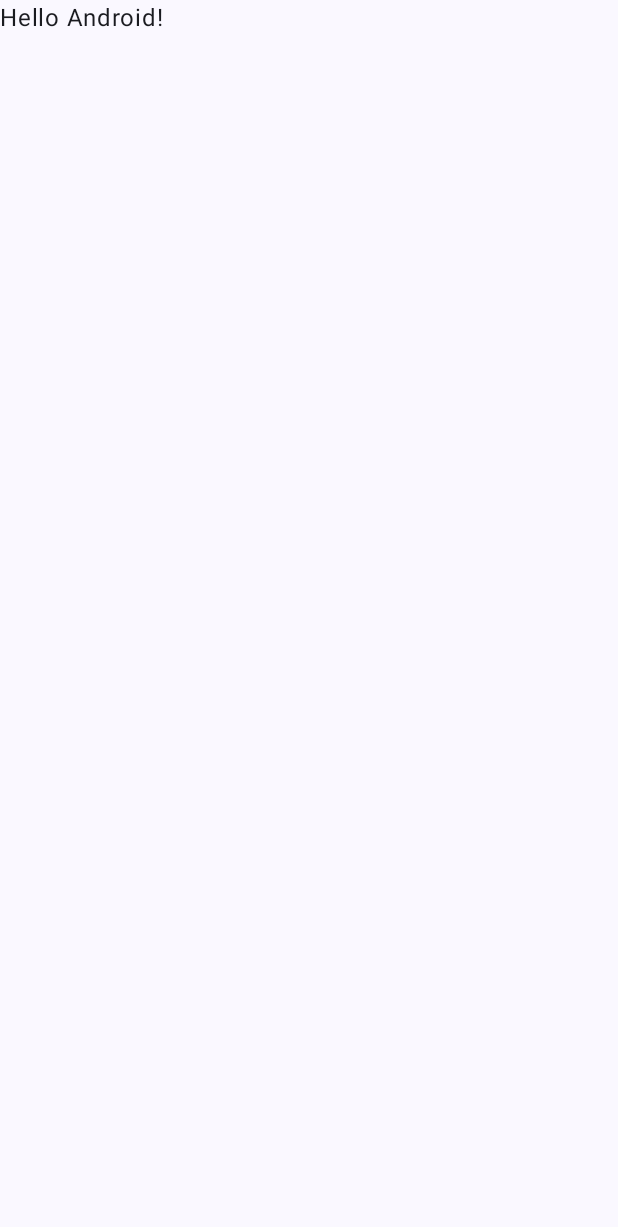
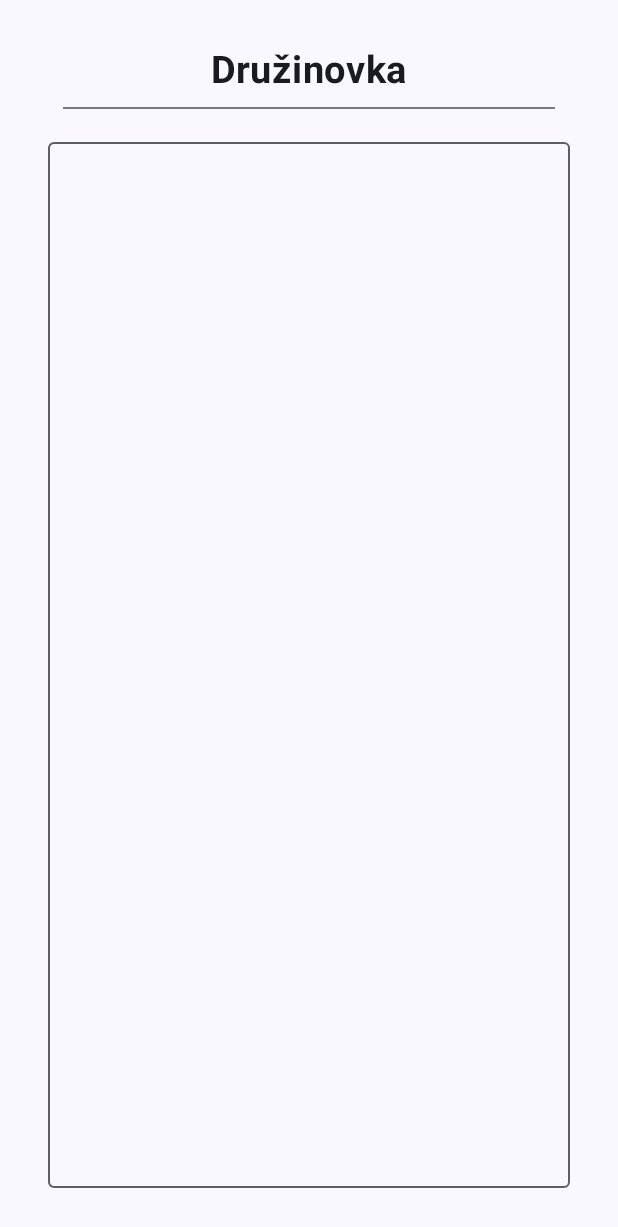
Before and after one commit to hafihaf123/radca, an Android app built with Jetpack Compose: the screen it shows after launch (MainActivity), on a phone screen of 412 x 824 dp. Before the commit the part shown is almost empty. Shown: the top 1227 px of the screen. Run offline under Robolectric (Android 15) with nearby library versions, the phone set to English and light mode, and no system bars.

Commit message:
DruzinovkaScreen added Navigation added
TODO: save druzContent with SharedPreferences
      add MoreButton
      add new screens (Settings, ...)

```diff
--- a/app/build.gradle.kts
+++ b/app/build.gradle.kts
@@ -5,7 +5,7 @@ plugins {
 
 android {
     namespace = "com.hafihaf.radca"
-    compileSdk = 33
+    compileSdk = 34
 
     defaultConfig {
         applicationId = "com.hafihaf.radca"
@@ -60,6 +60,7 @@ dependencies {
     implementation("androidx.compose.ui:ui-graphics")
     implementation("androidx.compose.ui:ui-tooling-preview")
     implementation("androidx.compose.material3:material3")
+    implementation("androidx.navigation:navigation-compose:2.7.5")
     testImplementation("junit:junit:4.13.2")
     androidTestImplementation("androidx.test.ext:junit:1.1.5")
     androidTestImplementation("androidx.test.espresso:espresso-core:3.5.1")
--- /dev/null
+++ b/app/src/main/java/com/hafihaf/radca/DruzinovkaScreen.kt
@@ -0,0 +1,56 @@
+package com.hafihaf.radca
+
+import androidx.compose.foundation.layout.Box
+import androidx.compose.foundation.layout.Column
+import androidx.compose.foundation.layout.fillMaxSize
+import androidx.compose.foundation.layout.fillMaxWidth
+import androidx.compose.foundation.layout.padding
+import androidx.compose.runtime.Composable
+import androidx.compose.runtime.getValue
+import androidx.compose.runtime.mutableStateOf
+import androidx.compose.runtime.saveable.rememberSaveable
+import androidx.compose.runtime.setValue
+import androidx.compose.ui.Modifier
+import androidx.compose.ui.res.stringResource
+import androidx.compose.ui.tooling.preview.Preview
+import androidx.compose.ui.unit.dp
+import com.hafihaf.radca.ui.InputBlock
+import com.hafihaf.radca.ui.Nadpis
+import com.hafihaf.radca.ui.theme.RadcaTheme
+
+@Composable
+fun DruzinovkaScreen(/*navController: NavController*/) {
+    var druzContent by rememberSaveable { mutableStateOf("") }
+
+    Box (
+        modifier = Modifier
+            .fillMaxSize()
+            .padding(32.dp)
+    ) {
+        Column {
+            Nadpis(
+                modifier = Modifier
+                    .padding(bottom = 12.dp)
+                    .fillMaxWidth(),
+                text = stringResource(R.string.druzinovka)
+            )
+
+            InputBlock(
+                modifier = Modifier
+                    .weight(1f)
+                    .fillMaxWidth(),
+                text = druzContent,
+                onTextChange = { druzContent = it }
+            )
+        }
+        /* MoreButton */
+    }
+}
+
+@Preview(showBackground = true)
+@Composable
+fun DruzinovkaScreenPreview() {
+    RadcaTheme {
+        DruzinovkaScreen()
+    }
+}
--- a/app/src/main/java/com/hafihaf/radca/MainActivity.kt
+++ b/app/src/main/java/com/hafihaf/radca/MainActivity.kt
@@ -6,7 +6,6 @@ import androidx.activity.compose.setContent
 import androidx.compose.foundation.layout.fillMaxSize
 import androidx.compose.material3.MaterialTheme
 import androidx.compose.material3.Surface
-import androidx.compose.material3.Text
 import androidx.compose.runtime.Composable
 import androidx.compose.ui.Modifier
 import androidx.compose.ui.tooling.preview.Preview
@@ -22,13 +21,15 @@ class MainActivity : ComponentActivity() {
                     modifier = Modifier.fillMaxSize(),
                     color = MaterialTheme.colorScheme.background
                 ) {
-                    Greeting("Android")
+//                    Greeting("Android")
+                    Navigation()
                 }
             }
         }
     }
 }
 
+/*
 @Composable
 fun Greeting(name: String, modifier: Modifier = Modifier) {
     Text(
@@ -43,4 +44,12 @@ fun GreetingPreview() {
     RadcaTheme {
         Greeting("Android")
     }
+}*/
+
+@Preview(showBackground = true)
+@Composable
+fun MainActivityPreview() {
+    RadcaTheme {
+        MainActivity()
+    }
 }
--- /dev/null
+++ b/app/src/main/java/com/hafihaf/radca/Navigation.kt
@@ -0,0 +1,14 @@
+package com.hafihaf.radca
+
+import androidx.compose.runtime.Composable
+import androidx.navigation.compose.NavHost
+import androidx.navigation.compose.composable
+import androidx.navigation.compose.rememberNavController
+
+@Composable
+fun Navigation() {
+    val navController = rememberNavController()
+    NavHost(navController = navController, startDestination = Screen.DruzinovkaScreen.route) {
+        composable(route = Screen.DruzinovkaScreen.route) { DruzinovkaScreen() }
+    }
+}
--- /dev/null
+++ b/app/src/main/java/com/hafihaf/radca/Screen.kt
@@ -0,0 +1,5 @@
+package com.hafihaf.radca
+
+sealed class Screen(val route: String) {
+    object DruzinovkaScreen : Screen("druz_screen")
+}
--- /dev/null
+++ b/app/src/main/java/com/hafihaf/radca/ui/InputBlock.kt
@@ -0,0 +1,35 @@
+package com.hafihaf.radca.ui
+
+import androidx.compose.foundation.layout.padding
+import androidx.compose.material3.OutlinedTextField
+import androidx.compose.runtime.Composable
+import androidx.compose.ui.Modifier
+import androidx.compose.ui.tooling.preview.Preview
+import androidx.compose.ui.unit.dp
+import com.hafihaf.radca.ui.theme.RadcaTheme
+
+@Composable
+fun InputBlock(
+    modifier: Modifier,
+    text: String,
+    onTextChange: (String) -> Unit
+) {
+    OutlinedTextField(
+        value = text,
+        onValueChange = { onTextChange(it) },
+        modifier = modifier
+    )
+}
+
+@Preview(showBackground = true)
+@Composable
+fun InputBlockPreview() {
+    RadcaTheme {
+        InputBlock(
+            text = "Hello World!\nashdvsufsu\naojhdbduoa\n\ndge",
+            onTextChange = {},
+            modifier = Modifier
+                .padding(16.dp)
+        )
+    }
+}
--- /dev/null
+++ b/app/src/main/java/com/hafihaf/radca/ui/Nadpis.kt
@@ -0,0 +1,44 @@
+package com.hafihaf.radca.ui
+
+import androidx.compose.foundation.layout.Column
+import androidx.compose.foundation.layout.padding
+import androidx.compose.material3.Divider
+import androidx.compose.material3.Text
+import androidx.compose.runtime.Composable
+import androidx.compose.ui.Alignment
+import androidx.compose.ui.Modifier
+import androidx.compose.ui.text.font.FontWeight
+import androidx.compose.ui.tooling.preview.Preview
+import androidx.compose.ui.unit.dp
+import androidx.compose.ui.unit.sp
+import com.hafihaf.radca.ui.theme.RadcaTheme
+
+@Composable
+fun Nadpis(
+    modifier: Modifier,
+    text: String
+) {
+    Column(
+        horizontalAlignment = Alignment.CenterHorizontally,
+        modifier = modifier
+    ) {
+        Text(
+            text = text,
+            fontSize = 25.sp,
+            fontWeight = FontWeight.Bold
+        )
+        Divider(modifier = Modifier.padding(10.dp))
+    }
+}
+
+@Preview(showBackground = true)
+@Composable
+fun NadpisPreview() {
+    RadcaTheme {
+        Nadpis(
+            text = "Hello World!",
+            modifier = Modifier
+                .padding(16.dp)
+        )
+    }
+}
--- a/app/src/main/res/values/strings.xml
+++ b/app/src/main/res/values/strings.xml
@@ -1,3 +1,4 @@
 <resources>
     <string name="app_name">radca</string>
+    <string name="druzinovka">Družinovka</string>
 </resources>
```
